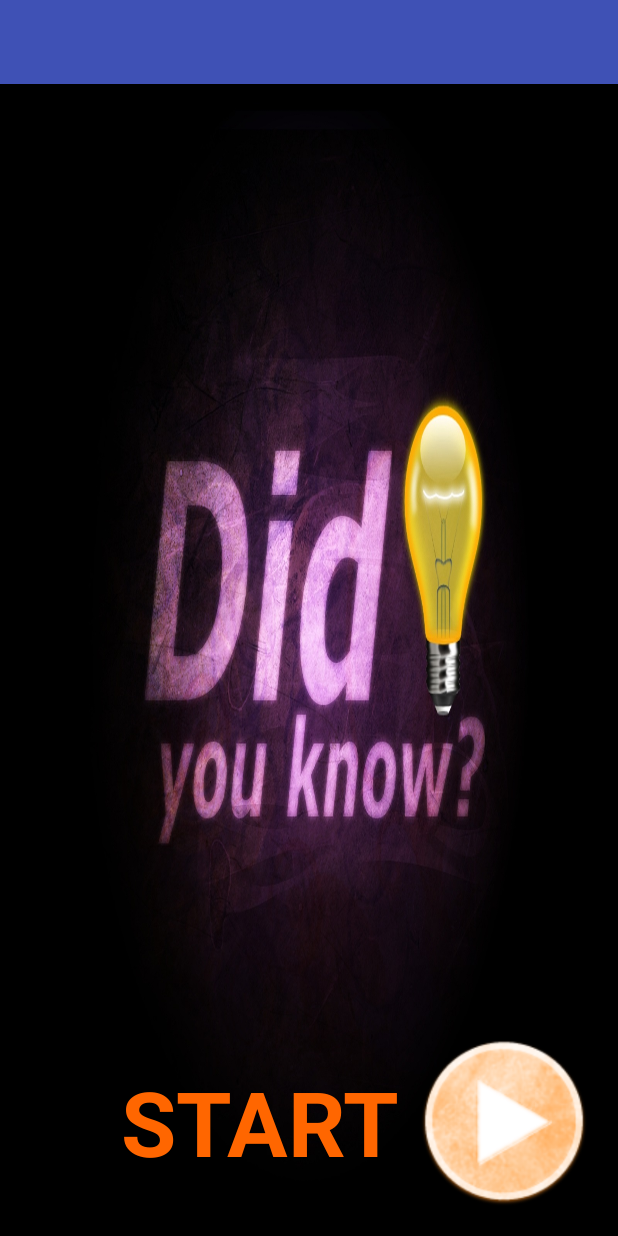
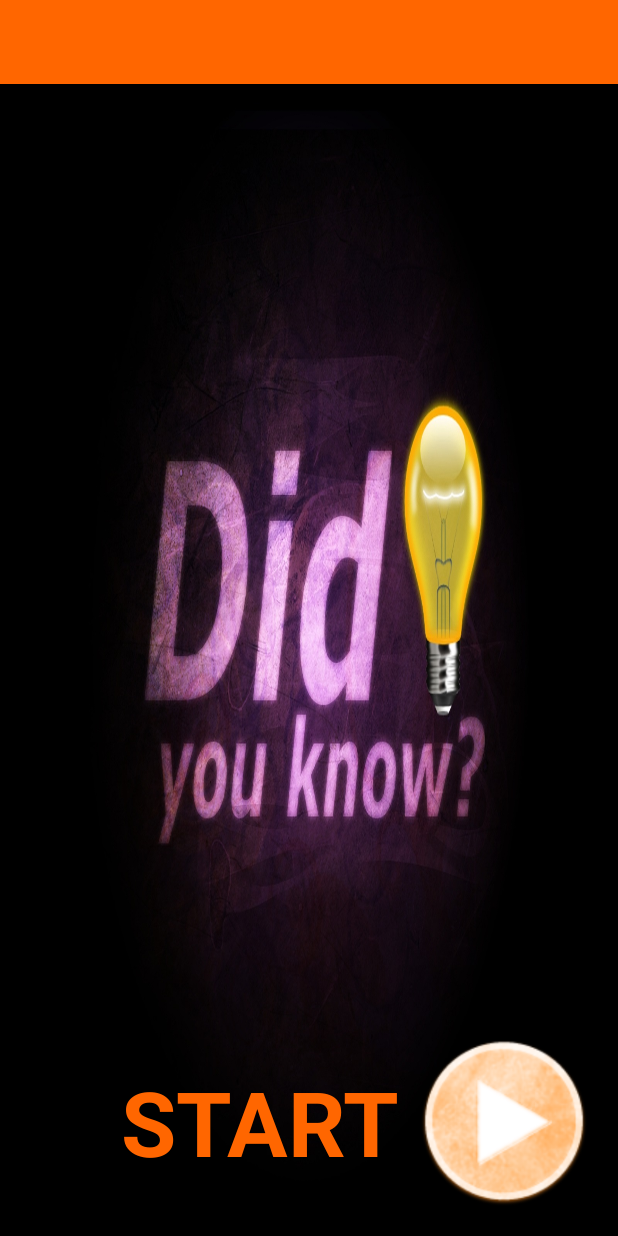
Before and after one commit to tajadinimad/tajadinimad-Diduknow-Androidapp-1cb2356, an Android app: the screen it shows after launch (MainActivity), on a phone screen of 412 x 824 dp. Run offline under Robolectric (Android 15) with nearby library versions, the phone set to English and light mode, and no system bars.

Commit message:
Correction for NEOMI !!

```diff
--- a/Codetoapp/app/src/main/res/layout/activity_main2.xml
+++ b/Codetoapp/app/src/main/res/layout/activity_main2.xml
@@ -27,7 +27,7 @@
                 android:layout_height="wrap_content"
                 android:layout_marginBottom="16dp"
                 android:gravity="center_horizontal"
-                android:text="DID U KNOW ?"
+                android:text="First Info "
                 android:textAllCaps="true"
                 android:textColor="#fff"
                 android:textSize="50sp" />
--- a/Codetoapp/app/src/main/res/layout/activity_main3.xml
+++ b/Codetoapp/app/src/main/res/layout/activity_main3.xml
@@ -27,7 +27,7 @@
                 android:layout_height="wrap_content"
                 android:layout_marginBottom="16dp"
                 android:gravity="center_horizontal"
-                android:text="DID U KNOW ?"
+                android:text="Second Info"
                 android:textAllCaps="true"
                 android:textColor="#fff"
                 android:textSize="50sp" />
--- a/Codetoapp/app/src/main/res/layout/activity_main4.xml
+++ b/Codetoapp/app/src/main/res/layout/activity_main4.xml
@@ -27,7 +27,7 @@
                 android:layout_height="wrap_content"
                 android:layout_marginBottom="16dp"
                 android:gravity="center_horizontal"
-                android:text="DID U KNOW ?"
+                android:text="Third Info"
                 android:textAllCaps="true"
                 android:textColor="#fff"
                 android:textSize="50sp" />
--- a/Codetoapp/app/src/main/res/layout/activity_main5.xml
+++ b/Codetoapp/app/src/main/res/layout/activity_main5.xml
@@ -27,7 +27,7 @@
                 android:layout_height="wrap_content"
                 android:layout_marginBottom="16dp"
                 android:gravity="center_horizontal"
-                android:text="DID U KNOW ?"
+                android:text="forth Info"
                 android:textAllCaps="true"
                 android:textColor="#fff"
                 android:textSize="50sp" />
--- a/Codetoapp/app/src/main/res/layout/activity_main6.xml
+++ b/Codetoapp/app/src/main/res/layout/activity_main6.xml
@@ -27,7 +27,7 @@
                 android:layout_height="wrap_content"
                 android:layout_marginBottom="16dp"
                 android:gravity="center_horizontal"
-                android:text="DID U KNOW ?"
+                android:text="Last Info"
                 android:textAllCaps="true"
                 android:textColor="#fff"
                 android:textSize="50sp" />
--- a/Codetoapp/app/src/main/res/values/colors.xml
+++ b/Codetoapp/app/src/main/res/values/colors.xml
@@ -1,6 +1,6 @@
 <?xml version="1.0" encoding="utf-8"?>
 <resources>
-    <color name="colorPrimary">#3F51B5</color>
+    <color name="colorPrimary">#FF6600</color>
     <color name="colorPrimaryDark">#303F9F</color>
     <color name="colorAccent">#FF4081</color>
 </resources>
--- a/Codetoapp/app/src/main/res/values/strings.xml
+++ b/Codetoapp/app/src/main/res/values/strings.xml
@@ -1,4 +1,3 @@
 <resources>
-    <string name="app_name">My Application2</string>
-    <string name="action_settings">Settings</string>
+    <string name="app_name">DID U KNOW ?</string>
 </resources>
--- a/Codetoapp/app/src/main/res/values/styles.xml
+++ b/Codetoapp/app/src/main/res/values/styles.xml
@@ -9,7 +9,7 @@
     </style>
     <style name="AppTheme.NoActionBar">
         <item name="windowActionBar">false</item>
-        <item name="windowNoTitle">true</item>
+        <item name="windowNoTitle">false</item>
     </style>
     <style name="AppTheme.AppBarOverlay" parent="ThemeOverlay.AppCompat.Dark.ActionBar" />
     <style name="AppTheme.PopupOverlay" parent="ThemeOverlay.AppCompat.Light" />
```
Also changed, not shown: 1 other file.
